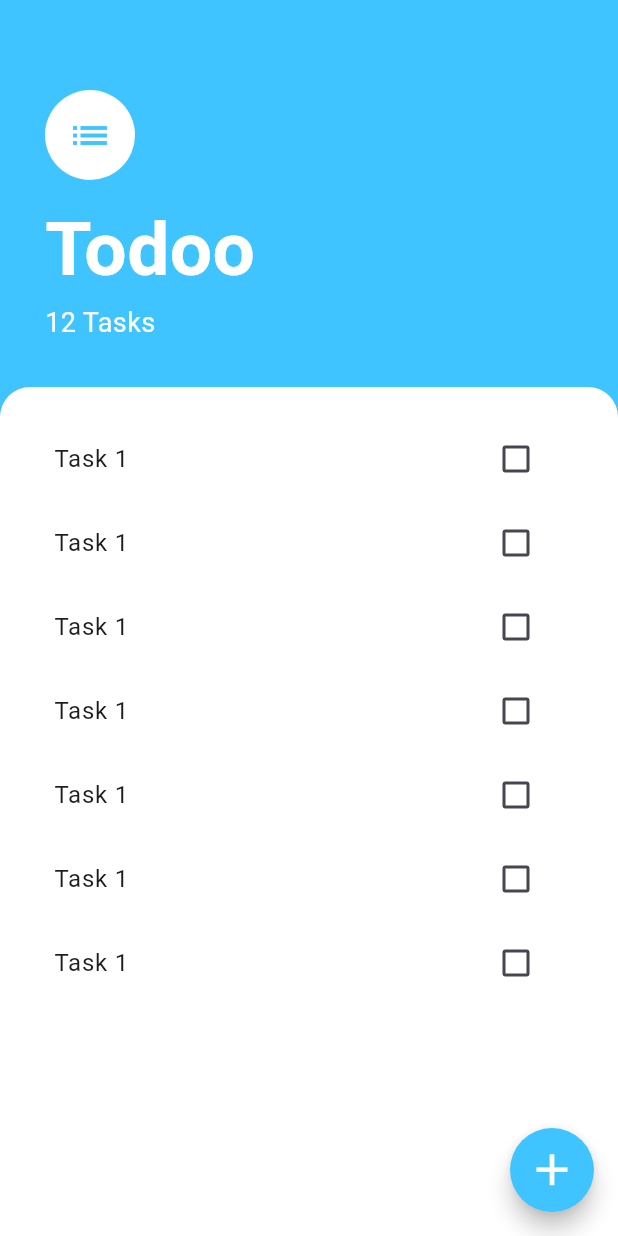
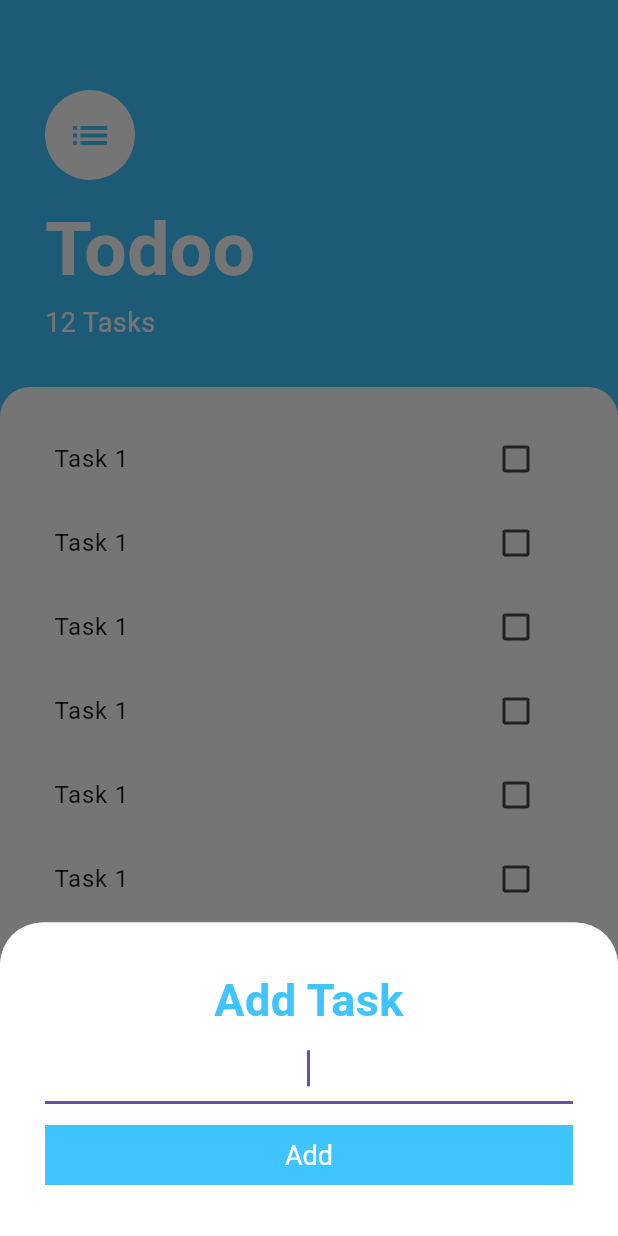
Before and after one commit to MineHope16/Flutter-Dev-Todoo-App, a Flutter app: the screen it shows after launch, after a tap on the "add" icon, on a phone screen of 412 x 824 dp. Run offline on Flutter 3.47's test engine with Material 3 defaults, Android fonts, the phone set to English and light mode, and no system bars.

Commit message:
completed the global state

```diff
--- /dev/null
+++ b/lib/models/task.dart
@@ -0,0 +1,10 @@
+class Task {
+  late final String name;
+  bool isDone;
+
+  Task({required this.name, this.isDone = false});
+
+  void toggleDone() {
+    isDone = !isDone;
+  }
+}
--- /dev/null
+++ b/lib/screens/add_task_screen.dart
@@ -0,0 +1,50 @@
+import 'package:flutter/material.dart';
+
+class AddTaskScreen extends StatelessWidget {
+  const AddTaskScreen({super.key});
+
+  @override
+  Widget build(BuildContext context) {
+    return Container(
+      padding: EdgeInsets.symmetric(vertical: 30, horizontal: 30),
+      decoration: BoxDecoration(
+        borderRadius: BorderRadius.only(
+          topLeft: Radius.circular(30),
+          topRight: Radius.circular(30),
+        ),
+        color: Colors.white,
+      ),
+
+      child: Column(
+        crossAxisAlignment: CrossAxisAlignment.stretch,
+        children: [
+          Text(
+            "Add Task",
+            textAlign: TextAlign.center,
+            style: TextStyle(
+              fontSize: 30,
+              fontWeight: FontWeight.bold,
+              color: Colors.lightBlueAccent,
+            ),
+          ),
+          TextField(autofocus: true, textAlign: TextAlign.center),
+          SizedBox(height: 10,),
+          TextButton(
+            onPressed: () {},
+            style: ButtonStyle(
+              backgroundColor: WidgetStatePropertyAll(Colors.lightBlueAccent),
+              foregroundColor: WidgetStatePropertyAll(Colors.white),
+              shape: WidgetStatePropertyAll(
+                RoundedRectangleBorder(
+                  borderRadius: BorderRadius.circular(0),
+                ),
+              ),
+              textStyle: WidgetStatePropertyAll(TextStyle(fontSize: 18)),
+            ),
+            child: Text("Add"),
+          ),
+        ],
+      ),
+    );
+  }
+}
--- a/lib/screens/task_screen.dart
+++ b/lib/screens/task_screen.dart
@@ -1,5 +1,7 @@
 import 'package:flutter/material.dart';
 import 'package:todoe/widgets/task_list.dart';
+
+import 'add_task_screen.dart';
 
 class TaskScreen extends StatefulWidget {
   const TaskScreen({super.key});
@@ -17,7 +19,18 @@ class _TaskScreenState extends State<TaskScreen> {
     return Scaffold(
       backgroundColor: Colors.lightBlueAccent,
       floatingActionButton: FloatingActionButton(
-        onPressed: () {},
+        onPressed: () {
+          showModalBottomSheet(
+              isScrollControlled: true,
+              context: context,
+              builder: (context) => SingleChildScrollView(
+                  child: Container(
+                    padding: EdgeInsets.only(bottom: MediaQuery.of(context).viewInsets.bottom),
+                      child: AddTaskScreen(),
+                  ),
+              ),
+          );
+        },
         backgroundColor: Colors.lightBlueAccent,
         shape: CircleBorder(),
         child: Icon(
--- a/lib/widgets/task_list.dart
+++ b/lib/widgets/task_list.dart
@@ -1,10 +1,22 @@
 import "package:flutter/material.dart";
 import "package:todoe/widgets/task_tile.dart";
 
-class TaskList extends StatelessWidget {
+import "../models/task.dart";
+
+class TaskList extends StatefulWidget {
   TaskList({super.key});
 
-  late bool isChecked;
+  @override
+  State<TaskList> createState() => _TaskListState();
+}
+
+class _TaskListState extends State<TaskList> {
+
+  List<Task> tasks = [
+    Task(name: "Learn State Management"),
+    Task(name: "Learn 100 secs of REST Api"),
+    Task(name: "Sleep before 10pm"),
+  ];
 
   @override
   Widget build(BuildContext context) {
--- a/lib/widgets/task_tile.dart
+++ b/lib/widgets/task_tile.dart
@@ -1,16 +1,48 @@
 import 'package:flutter/material.dart';
 
-class TaskTile extends StatelessWidget {
+class TaskTile extends StatefulWidget {
   const TaskTile({super.key});
 
   @override
+  State<TaskTile> createState() => _TaskTileState();
+}
+
+class _TaskTileState extends State<TaskTile> {
+  bool isChecked = false;
+  @override
   Widget build(BuildContext context) {
     return ListTile(
-      title: Text("Task 1"),
-      trailing: Checkbox(
-        value: false,
-        onChanged: (value) {},
+      title: Text(
+          "Task 1",
+          style: TextStyle(
+            decoration: isChecked ? TextDecoration.lineThrough : null,
+          ),
       ),
+      trailing: TaskCheckbox(
+        checkboxState: isChecked,
+        onChanged: (value) {
+          setState(() {
+            isChecked = value;
+          });
+        }
+      )
     );
   }
 }
+
+
+class TaskCheckbox extends StatelessWidget {
+  late final bool  checkboxState;
+  late final ValueChanged onChanged;
+
+  TaskCheckbox({required this.checkboxState, required this.onChanged});
+
+  @override
+  Widget build(BuildContext context) {
+    return Checkbox(
+      activeColor: Colors.lightBlueAccent,
+      value: checkboxState,
+      onChanged: onChanged
+    );
+  }
+}
```
